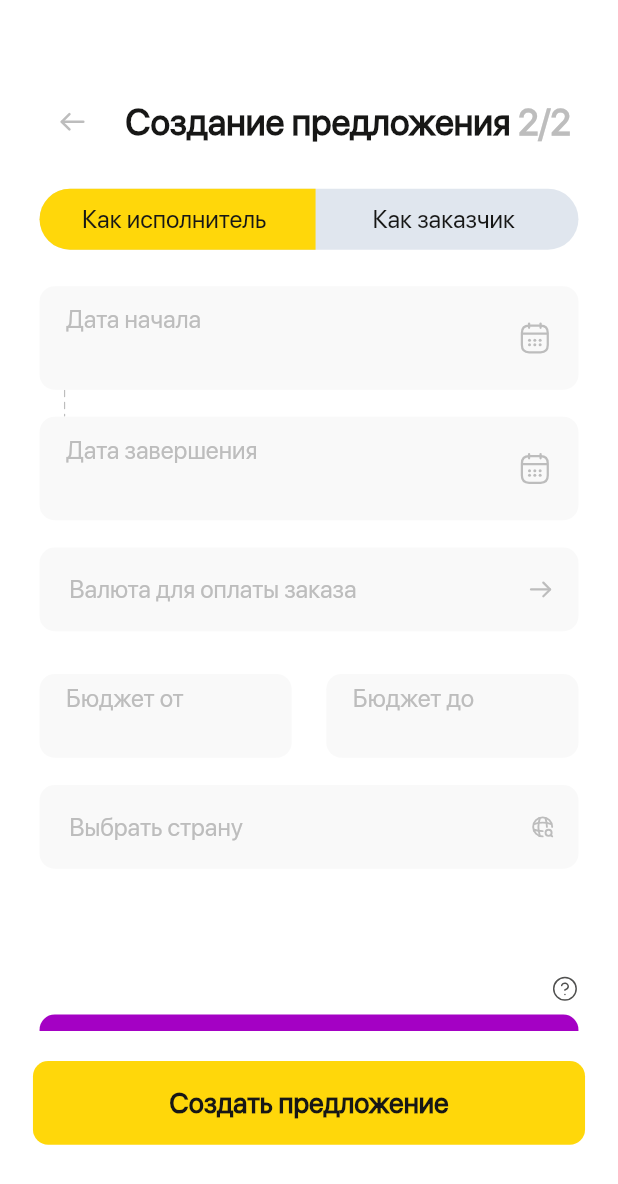
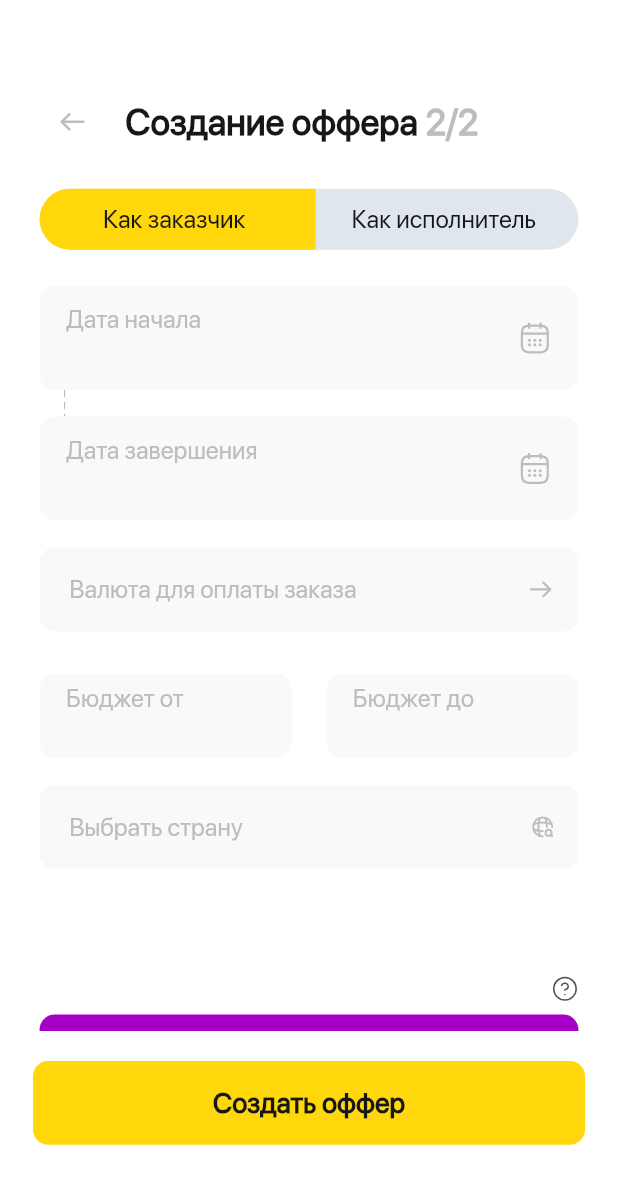
Before and after one commit to DevAppBroseph/just_do_it, a Flutter app: the CeateTasks screen opened directly, swiped to page 2, on a phone screen of 412 x 824 dp. Shown: the top 1184 px of the screen. Run offline on Flutter 3.47's test engine with Material 2 defaults, Android fonts, the phone set to English and light mode, and no system bars; drawn by our look-alikes of keyboard_actions; our stand-ins replace auto_size_text, cached_network_image, dash_chat_2, dio, file_picker, firebase_core and 15 more; missing offline and left inert: cupertino_rounded_corners, flutter_overlay_loader, scale_button, skeleton_loader; accounts and stored records are empty; network calls fail.

Commit message:
fix bugs

```diff
--- a/lib/feature/auth/view/sign_up.dart
+++ b/lib/feature/auth/view/sign_up.dart
@@ -131,7 +131,7 @@ class _SignUpPageState extends State<SignUpPage> {
                               color: Colors.transparent,
                               child: Center(
                                 child: Text(
-                                  'Исполнитель',
+                                  'Заказчик',
                                   style: state
                                       ? CustomTextStyle.black_14_w400_171716
                                       : CustomTextStyle.white_14_w400,
@@ -166,7 +166,7 @@ class _SignUpPageState extends State<SignUpPage> {
                               color: Colors.transparent,
                               child: Center(
                                 child: Text(
-                                  'Заказчик',
+                                  'Исполнитель',
                                   style: state
                                       ? CustomTextStyle.white_14_w400
                                       : CustomTextStyle.black_14_w400_171716,
@@ -189,8 +189,8 @@ class _SignUpPageState extends State<SignUpPage> {
                   controller: pageController,
                   physics: const NeverScrollableScrollPhysics(),
                   children: [
+                    Customer(stage),
                     Contractor(stage),
-                    Customer(stage),
                   ],
                 ),
               ),
--- a/lib/feature/home/presentation/tasks/view/all_tasks/view/all_tasks.dart
+++ b/lib/feature/home/presentation/tasks/view/all_tasks/view/all_tasks.dart
@@ -76,8 +76,9 @@ class _AllTasksViewState extends State<AllTasksView> {
                         ),
                         Align(
                           alignment: Alignment.center,
+
                           child: Text(
-                            'Все задания',
+                            widget.asCustomer ?'Все задания':'Все офферы',
                             style: CustomTextStyle.black_22_w700_171716,
                           ),
                         )
--- a/lib/feature/home/presentation/tasks/view/create_task/view/create_task_page.dart
+++ b/lib/feature/home/presentation/tasks/view/create_task/view/create_task_page.dart
@@ -169,9 +169,9 @@ class _CeateTasksState extends State<CeateTasks> {
   Widget build(BuildContext context) {
     if ((widget.currentPage == 2 ||
             widget.currentPage == 1 ||
-            widget.currentPage == 3) &&
+            widget.currentPage == 4) &&
         proverka == true) {
-      if (widget.customer == true) {
+      if (widget.customer == false) {
         type = 2;
         state = true;
       }
@@ -213,7 +213,7 @@ class _CeateTasksState extends State<CeateTasks> {
                         ),
                       if (!widget.customer)
                         Text(
-                          'Создание предложения',
+                          'Создание оффера',
                           style: CustomTextStyle.black_22_w700,
                         ),
                       Text(
@@ -270,7 +270,7 @@ class _CeateTasksState extends State<CeateTasks> {
                                         const Duration(milliseconds: 50),
                                         (() {
                                           setState(() {
-                                            widget.customer = false;
+                                            widget.customer = true;
                                             state = !state;
                                           });
                                         }),
@@ -282,7 +282,7 @@ class _CeateTasksState extends State<CeateTasks> {
                                 child: Container(
                                   color: Colors.transparent,
                                   child: Center(
-                                    child: Text('Как исполнитель',
+                                    child: Text('Как заказчик',
                                         style: CustomTextStyle
                                             .black_14_w400_171716),
                                   ),
@@ -298,7 +298,7 @@ class _CeateTasksState extends State<CeateTasks> {
                                         const Duration(milliseconds: 50),
                                         (() {
                                           setState(() {
-                                            widget.customer = true;
+                                            widget.customer = false;
                                             state = !state;
                                           });
                                         }),
@@ -311,7 +311,7 @@ class _CeateTasksState extends State<CeateTasks> {
                                   color: Colors.transparent,
                                   child: Center(
                                     child: Text(
-                                      'Как заказчик',
+                                      'Как исполнитель',
                                       style:
                                           CustomTextStyle.black_14_w400_171716,
                                     ),
@@ -586,7 +586,7 @@ class _CeateTasksState extends State<CeateTasks> {
                           ? 'Далее'
                           : widget.customer
                               ? 'Создать заказ'
-                              : 'Создать предложение',
+                              : 'Создать оффер',
                       style: CustomTextStyle.black_16_w600_171716,
                     ),
                   ),
--- a/lib/feature/home/presentation/tasks/view/create_task/view/edit_task.dart
+++ b/lib/feature/home/presentation/tasks/view/create_task/view/edit_task.dart
@@ -475,7 +475,7 @@ class _EditTasksState extends State<EditTasks> {
                     },
                     btnColor: ColorStyles.yellowFFD70A,
                     textLabel: Text(
-                      page == 0 ? 'Далее' : 'Редактировать задание',
+                      page == 0 ? 'Далее' : widget.task.asCustomer! ?'Редактировать задание':'Редактировать оффер',
                       style: CustomTextStyle.black_16_w600_171716,
                     ),
                   ),
--- a/lib/feature/home/presentation/tasks/view/task_additional.dart
+++ b/lib/feature/home/presentation/tasks/view/task_additional.dart
@@ -47,7 +47,7 @@ class _TaskAdditionalState extends State<TaskAdditional> {
       if (widget.asCustomer == true) {
         scoreDialog(context, '10', 'создание заказа');
       } else {
-        scoreDialog(context, '10', 'создание предложения');
+        scoreDialog(context, '10', 'создание оффера');
       }
 
       widget.scoreTrue = false;
```
